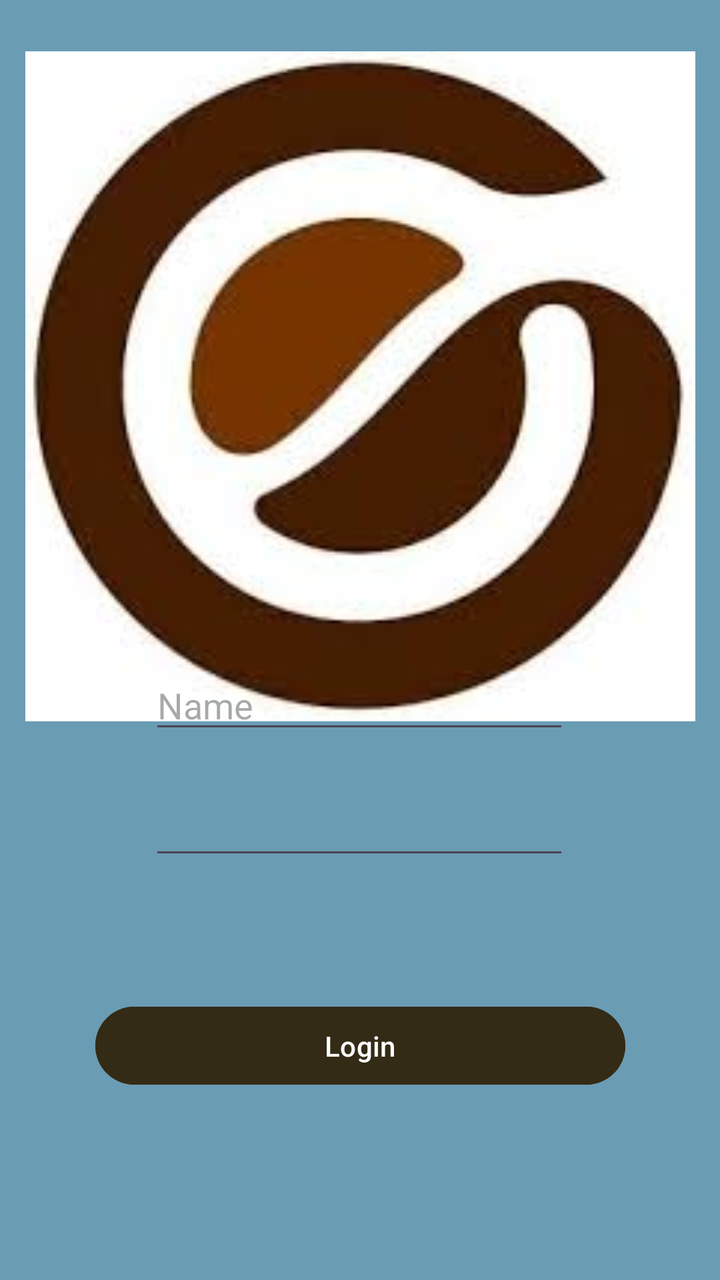
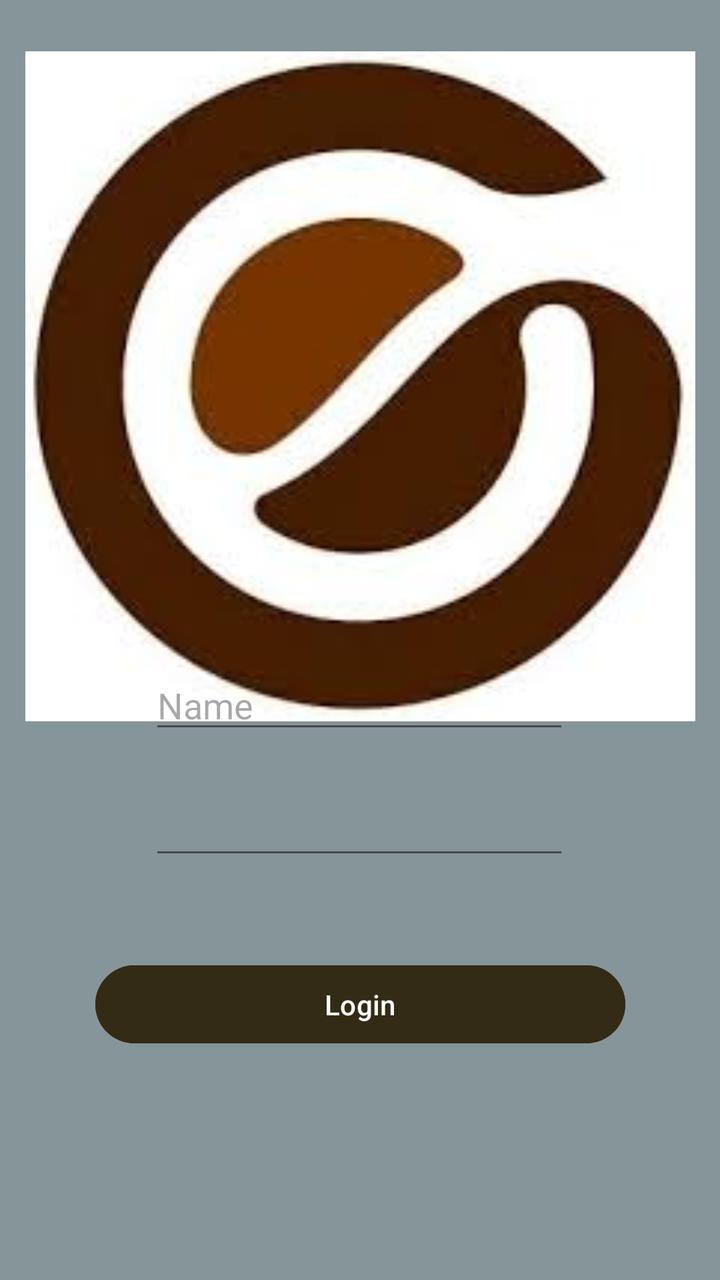

Compare the two renders of this Android layout. The source of the first and the diff that turns it into the second are given below.
<!-- AndroidManifest.xml: application theme Theme.MRMOREO -->
<!-- res/layout/fragment_home.xml -->
<?xml version="1.0" encoding="utf-8"?>
<androidx.constraintlayout.widget.ConstraintLayout xmlns:android="http://schemas.android.com/apk/res/android"
    xmlns:tools="http://schemas.android.com/tools"
    android:layout_width="match_parent"
    android:layout_height="match_parent"
    xmlns:app="http://schemas.android.com/apk/res-auto"
    android:background="#6A9CB4"
    tools:context=".Home.HomeFragment">

    <ImageView
        android:id="@+id/imageView2"
        android:layout_width="348dp"
        android:layout_height="335dp"
        android:src="@drawable/gadoca"
        app:layout_constraintBottom_toBottomOf="parent"
        app:layout_constraintEnd_toEndOf="parent"
        app:layout_constraintHorizontal_bias="0.492"
        app:layout_constraintStart_toStartOf="parent"
        app:layout_constraintTop_toTopOf="parent"
        app:layout_constraintVertical_bias="0.084" />
    <EditText
        android:id="@+id/idNama"
        android:layout_width="wrap_content"
        android:layout_height="wrap_content"
        android:ems="10"
        android:inputType="text"
        android:hint="Name"
        android:textColor="@color/white"
        app:layout_constraintBottom_toBottomOf="parent"
        app:layout_constraintEnd_toEndOf="parent"
        app:layout_constraintHorizontal_bias="0.497"
        app:layout_constraintStart_toStartOf="parent"
        app:layout_constraintTop_toTopOf="parent"
        app:layout_constraintVertical_bias="0.552" />

    <EditText
        android:id="@+id/Password"
        android:layout_width="wrap_content"
        android:layout_height="wrap_content"
        android:ems="10"
        android:inputType="textPassword"
        app:layout_constraintBottom_toBottomOf="parent"
        app:layout_constraintEnd_toEndOf="parent"
        app:layout_constraintHorizontal_bias="0.497"
        app:layout_constraintStart_toStartOf="parent"
        app:layout_constraintTop_toTopOf="parent"
        app:layout_constraintVertical_bias="0.657" />

    <Button
        android:id="@+id/btnMasuk"
        android:layout_width="265dp"
        android:layout_height="47dp"
        android:backgroundTint="#332B15"
        android:text="Login"
        app:layout_constraintBottom_toBottomOf="parent"
        app:layout_constraintEnd_toEndOf="parent"
        app:layout_constraintStart_toStartOf="parent"
        app:layout_constraintTop_toTopOf="parent"
        app:layout_constraintVertical_bias="0.842"
        tools:ignore="MissingConstraints" />

</androidx.constraintlayout.widget.ConstraintLayout>
<!-- resources referenced by this layout -->
<resources>
  <color name="white">#FFFFFFFF</color>
  <!-- drawable gadoca: jpg bitmap (drawable, 6631 bytes) -->
  <style name="Theme.MRMOREO" parent="Base.Theme.MRMOREO" />
  <style name="Base.Theme.MRMOREO" parent="Theme.Material3.DayNight.NoActionBar">
          
          
      </style>
</resources>

<!-- the commit's change to res/layout/fragment_home.xml (unified diff, before → after) -->
@@ -4,7 +4,7 @@
     android:layout_width="match_parent"
     android:layout_height="match_parent"
     xmlns:app="http://schemas.android.com/apk/res-auto"
-    android:background="#6A9CB4"
+    android:background="#869599"
     tools:context=".Home.HomeFragment">
 
     <ImageView
@@ -56,7 +56,7 @@
         app:layout_constraintEnd_toEndOf="parent"
         app:layout_constraintStart_toStartOf="parent"
         app:layout_constraintTop_toTopOf="parent"
-        app:layout_constraintVertical_bias="0.842"
+        app:layout_constraintVertical_bias="0.807"
         tools:ignore="MissingConstraints" />
 
 </androidx.constraintlayout.widget.ConstraintLayout>
